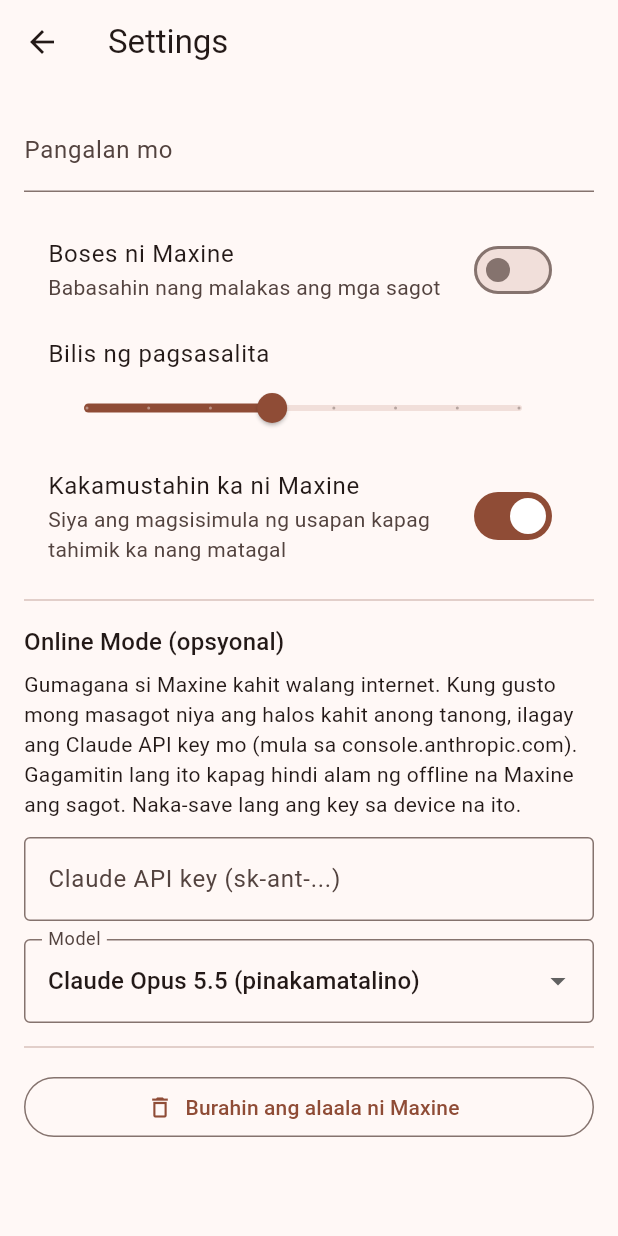
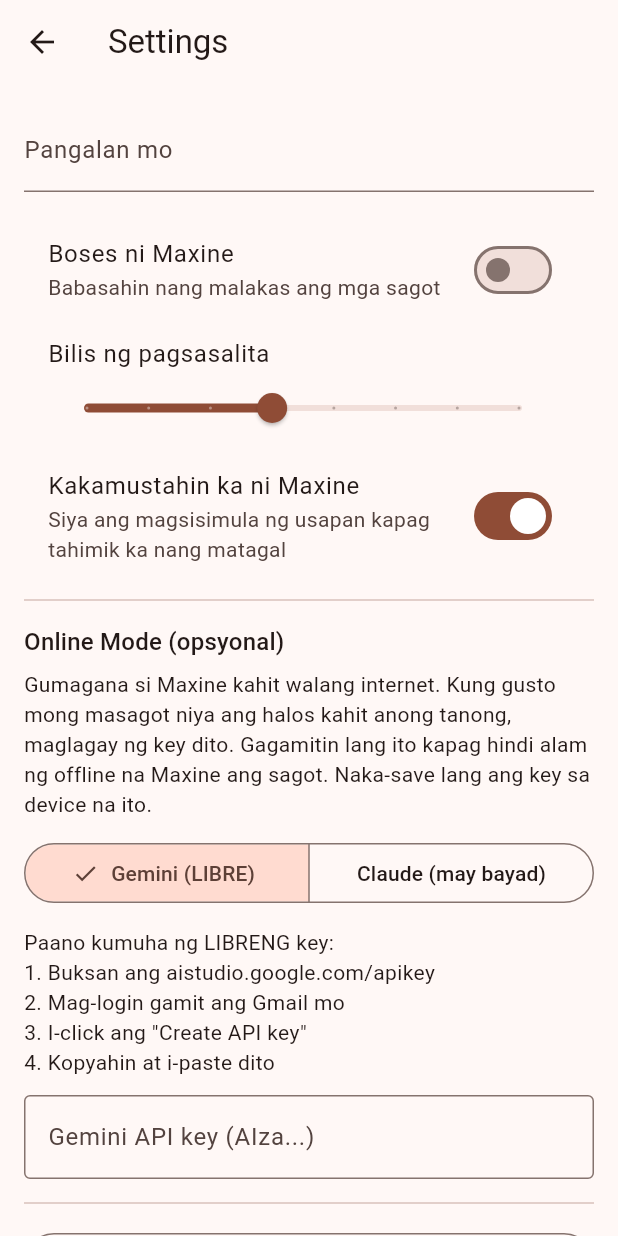
Before and after one commit to cdelimajr/maxine, a Flutter app: the screen it shows after launch, after a tap on the "volume up" icon, after a tap on the "settings" icon, on a phone screen of 412 x 824 dp. Run offline on Flutter 3.47's test engine with Material 3 defaults, Android fonts, the phone set to English and light mode, and no system bars; our stand-ins replace flutter_tts, shared_preferences, speech_to_text.

Commit message:
Add free Google Gemini option to Online Mode
Co-Authored-By: Claude Opus 5.5 <noreply@anthropic.com>
Claude-Session: https://claude.ai/code/session_01KC6HDV2mgy51gJhKfJKWvY

```diff
--- a/lib/screens/chat_screen.dart
+++ b/lib/screens/chat_screen.dart
@@ -22,7 +22,7 @@ class ChatScreen extends StatefulWidget {
 
 class _ChatScreenState extends State<ChatScreen> with WidgetsBindingObserver {
   late final MaxineBrain _brain = MaxineBrain(widget.memory);
-  late final OnlineBrain _online = OnlineBrain(apiKey: widget.settings.apiKey, model: widget.settings.model);
+  late final OnlineBrain _online = OnlineBrain(widget.settings);
   final List<ChatTurn> _turns = [];
   final _input = TextEditingController();
   final _scroll = ScrollController();
@@ -137,9 +137,6 @@ class _ChatScreenState extends State<ChatScreen> with WidgetsBindingObserver {
     await Navigator.of(context).push(MaterialPageRoute(
       builder: (_) => SettingsScreen(settings: widget.settings, memory: widget.memory, voice: widget.voice),
     ));
-    _online
-      ..apiKey = widget.settings.apiKey
-      ..model = widget.settings.model;
     setState(() {});
   }
 
--- a/lib/screens/settings_screen.dart
+++ b/lib/screens/settings_screen.dart
@@ -17,6 +17,7 @@ class SettingsScreen extends StatefulWidget {
 class _SettingsScreenState extends State<SettingsScreen> {
   late final _name = TextEditingController(text: widget.memory.name ?? '');
   late final _key = TextEditingController(text: widget.settings.apiKey);
+  late final _gkey = TextEditingController(text: widget.settings.geminiKey);
 
   static const _models = {
     'claude-opus-5-5': 'Claude Opus 5.5 (pinakamatalino)',
@@ -28,12 +29,14 @@ class _SettingsScreenState extends State<SettingsScreen> {
   void dispose() {
     final s = widget.settings;
     s.apiKey = _key.text.trim();
+    s.geminiKey = _gkey.text.trim();
     s.save();
     final n = _name.text.trim();
     widget.memory.name = n.isEmpty ? null : n;
     widget.memory.save();
     _name.dispose();
     _key.dispose();
+    _gkey.dispose();
     super.dispose();
   }
 
@@ -79,10 +82,33 @@ class _SettingsScreenState extends State<SettingsScreen> {
           const SizedBox(height: 6),
           const Text(
             'Gumagana si Maxine kahit walang internet. Kung gusto mong masagot niya ang halos kahit anong tanong, '
-            'ilagay ang Claude API key mo (mula sa console.anthropic.com). Gagamitin lang ito kapag hindi alam ng offline na Maxine ang sagot. '
-            'Naka-save lang ang key sa device na ito.',
+            'maglagay ng key dito. Gagamitin lang ito kapag hindi alam ng offline na Maxine ang sagot. Naka-save lang ang key sa device na ito.',
           ),
           const SizedBox(height: 12),
+          SegmentedButton<String>(
+            segments: const [
+              ButtonSegment(value: 'gemini', label: Text('Gemini (LIBRE)')),
+              ButtonSegment(value: 'claude', label: Text('Claude (may bayad)')),
+            ],
+            selected: {s.provider},
+            onSelectionChanged: (v) => setState(() => s.provider = v.first),
+          ),
+          const SizedBox(height: 12),
+          if (s.provider == 'gemini') ...[
+            const Text(
+              'Paano kumuha ng LIBRENG key:\n'
+              '1. Buksan ang aistudio.google.com/apikey\n'
+              '2. Mag-login gamit ang Gmail mo\n'
+              '3. I-click ang "Create API key"\n'
+              '4. Kopyahin at i-paste dito',
+            ),
+            const SizedBox(height: 12),
+            TextField(
+              controller: _gkey,
+              obscureText: true,
+              decoration: const InputDecoration(labelText: 'Gemini API key (AIza...)', border: OutlineInputBorder()),
+            ),
+          ] else ...[
             TextField(
               controller: _key,
               obscureText: true,
@@ -95,6 +121,7 @@ class _SettingsScreenState extends State<SettingsScreen> {
               items: [for (final e in _models.entries) DropdownMenuItem(value: e.key, child: Text(e.value))],
               onChanged: (v) => setState(() => s.model = v ?? s.model),
             ),
+          ],
           const Divider(height: 32),
           OutlinedButton.icon(
             icon: const Icon(Icons.delete_outline),
--- a/lib/services/settings.dart
+++ b/lib/services/settings.dart
@@ -4,6 +4,8 @@ class Settings {
   bool voiceOn = true;
   double rate = 0.5;
   bool checkIns = true; // si Maxine ang magsisimula ng usapan kapag tahimik
+  String provider = 'gemini'; // 'gemini' (libre) o 'claude' (may bayad)
+  String geminiKey = '';
   String apiKey = '';
   String model = 'claude-opus-5-5';
 
@@ -13,6 +15,8 @@ class Settings {
       ..voiceOn = p.getBool('voiceOn') ?? true
       ..rate = p.getDouble('rate') ?? 0.5
       ..checkIns = p.getBool('checkIns') ?? true
+      ..provider = p.getString('provider') ?? 'gemini'
+      ..geminiKey = p.getString('geminiKey') ?? ''
       ..apiKey = p.getString('apiKey') ?? ''
       ..model = p.getString('model') ?? 'claude-opus-5-5';
   }
@@ -22,6 +26,8 @@ class Settings {
     await p.setBool('voiceOn', voiceOn);
     await p.setDouble('rate', rate);
     await p.setBool('checkIns', checkIns);
+    await p.setString('provider', provider);
+    await p.setString('geminiKey', geminiKey);
     await p.setString('apiKey', apiKey);
     await p.setString('model', model);
   }
```
Also changed, not shown: lib/services/online_brain.dart (+69 -7 lines), 2 other files. Lines whose indentation alone changed are shown as unchanged.
